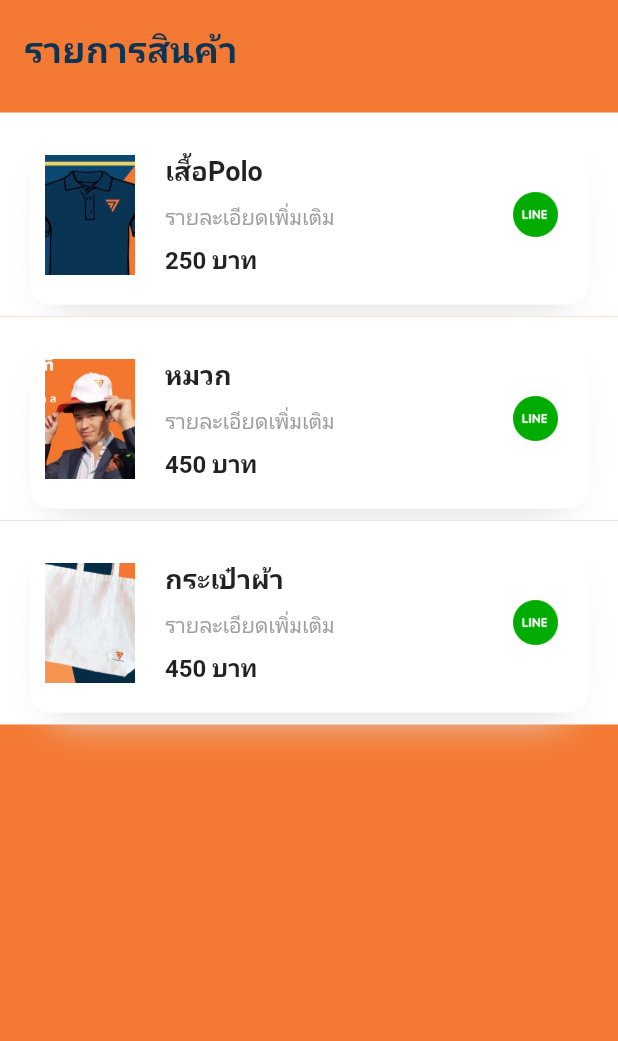
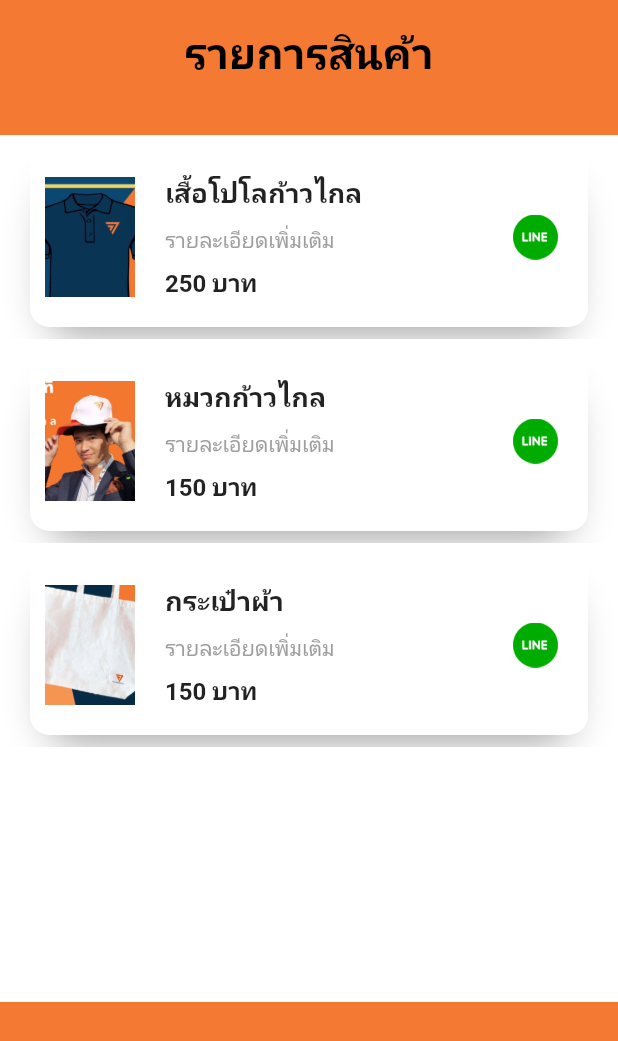
Before and after one commit to titanzti/today-moveforwardparty, a Flutter app: the Modelshop screen opened directly, on a phone screen of 412 x 824 dp. Shown: the top 1041 px of the screen. Run offline on Flutter 3.47's test engine with Material 2 defaults, Android fonts, the phone set to English and light mode, and no system bars; our stand-ins replace cached_network_image, carousel_slider, expandable_text, flutter_easyrefresh, flutter_html, flutter_icons and 12 more; accounts and stored records are empty; key blocks and very long unbroken strings in the code were emptied for the run.

Commit message:
final release

```diff
--- a/lib/screen/comment/commentlist.dart
+++ b/lib/screen/comment/commentlist.dart
@@ -405,7 +405,7 @@ class _CommentListState extends State<CommentList> {
                                 padding:
                                     const EdgeInsets.only(left: 10.0, top: 2.0),
                                 child: Container(
-                                  width: size.width * 0.45,
+                                  width: size.width * 0.25,
                                   child: Row(
                                     mainAxisAlignment:
                                         MainAxisAlignment.spaceBetween,
--- a/lib/screen/home/HomeScreen.dart
+++ b/lib/screen/home/HomeScreen.dart
@@ -1642,11 +1642,11 @@ mainAxisAlignment: MainAxisAlignment.start,
                     expandText: 'show more',
                     linkStyle:
                         TextStyle(fontSize: 14, fontWeight: FontWeight.bold),
-                    collapseText: 'show less',
+                    collapseText: '\nshow less\n',
                     prefixStyle:
                         TextStyle(fontSize: 14, fontWeight: FontWeight.bold),
                     maxLines: 5,
-                    linkColor: Colors.black,
+                    linkColor:  Color(0xffF47932),
                     onExpandedChanged: (value) => print(value),
                   ),
             SizedBox(
--- a/lib/screen/modle/Modelshop.dart
+++ b/lib/screen/modle/Modelshop.dart
@@ -5,13 +5,14 @@ import 'package:flutter/material.dart';
 import 'package:appmove/utils/testref.dart';
 import 'package:flutter/services.dart';
 import 'package:url_launcher/url_launcher.dart';
+
 class Modelshop extends StatefulWidget {
   @override
   _ModelshopState createState() => _ModelshopState();
 }
 
 class _ModelshopState extends State<Modelshop> {
-    final GlobalKey<ScaffoldState> _scaffoldKey = GlobalKey<ScaffoldState>();
+  final GlobalKey<ScaffoldState> _scaffoldKey = GlobalKey<ScaffoldState>();
 
   Container listshop(String listshop) {
     return Container(
@@ -40,8 +41,7 @@ class _ModelshopState extends State<Modelshop> {
           backgroundColor: Color(0xffF47932),
           body: SingleChildScrollView(
             child: Column(
-                                          crossAxisAlignment: CrossAxisAlignment.start,
-
+              crossAxisAlignment: CrossAxisAlignment.center,
               children: [
                 Container(
                     child: Padding(
@@ -49,26 +49,13 @@ class _ModelshopState extends State<Modelshop> {
                   child: Text(
                     'รายการสินค้า',
                     style: TextStyle(
-                      color: Color(0xff0C3455),
-                      fontSize: 24.0,
+                      color: Colors.black,
+                      fontSize: 28.0,
                       fontWeight: FontWeight.bold,
                     ),
                   ),
                 )),
-                // Container(
-                //   padding: EdgeInsets.only(left: 10),
-                //   child: Wrap(
-                //     direction: Axis.horizontal,
-                //     spacing: 20.0,
-                //     runSpacing: 10.0,
-                //     children: <Widget>[
-                //       listshop("สินค้าใหม่"),
-                //       listshop("เสื้อ"),
-                //       listshop("หมวก"),
-                //     ],
-                //   ),
-                // ),
-                SizedBox(height: 10),
+                SizedBox(height: 20),
                 Container(
                   color: Colors.white,
                   child: Padding(
@@ -85,7 +72,7 @@ class _ModelshopState extends State<Modelshop> {
                             offset: Offset(0, 17),
                             blurRadius: 23,
                             spreadRadius: -13,
-                            color: Colors.grey[300],
+                            color: Colors.black38,
                           ),
                         ],
                       ),
@@ -106,7 +93,7 @@ class _ModelshopState extends State<Modelshop> {
                               crossAxisAlignment: CrossAxisAlignment.start,
                               children: <Widget>[
                                 Text(
-                                  "เสื้อPolo",
+                                  "เสื้อโปโลก้าวไกล",
                                   style: TextStyle(
                                       fontWeight: FontWeight.bold,
                                       fontSize: 18),
@@ -182,7 +169,7 @@ class _ModelshopState extends State<Modelshop> {
                             offset: Offset(0, 17),
                             blurRadius: 23,
                             spreadRadius: -13,
-                            color: Colors.grey[300],
+                            color: Colors.black38,
                           ),
                         ],
                       ),
@@ -203,7 +190,7 @@ class _ModelshopState extends State<Modelshop> {
                               crossAxisAlignment: CrossAxisAlignment.start,
                               children: <Widget>[
                                 Text(
-                                  "หมวก",
+                                  "หมวกก้าวไกล",
                                   style: TextStyle(
                                       fontWeight: FontWeight.bold,
                                       fontSize: 18),
@@ -214,7 +201,7 @@ class _ModelshopState extends State<Modelshop> {
                                       fontSize: 14, color: Colors.grey),
                                 ),
                                 Text(
-                                  '450 บาท',
+                                  '150 บาท',
                                   style: TextStyle(
                                       fontWeight: FontWeight.bold,
                                       fontSize: 16),
@@ -227,7 +214,7 @@ class _ModelshopState extends State<Modelshop> {
                             child: SizedBox(
                               height: 30,
                               width: 30,
-                              child:InkWell(
+                              child: InkWell(
                                 onTap: () async{
                                HapticFeedback.lightImpact();
 
@@ -279,7 +266,7 @@ class _ModelshopState extends State<Modelshop> {
                             offset: Offset(0, 17),
                             blurRadius: 23,
                             spreadRadius: -13,
-                            color: Colors.grey[300],
+                            color: Colors.black38,
                           ),
                         ],
                       ),
@@ -293,8 +280,7 @@ class _ModelshopState extends State<Modelshop> {
                               fit: BoxFit.cover,
                             ),
                           ),
-                    SizedBox(width: 20),
-
+                          SizedBox(width: 20),
                           Expanded(
                             child: Column(
                               mainAxisAlignment: MainAxisAlignment.spaceEvenly,
@@ -312,7 +298,7 @@ class _ModelshopState extends State<Modelshop> {
                                       fontSize: 14, color: Colors.grey),
                                 ),
                                 Text(
-                                  '450 บาท',
+                                  '150 บาท',
                                   style: TextStyle(
                                       fontWeight: FontWeight.bold,
                                       fontSize: 16),
@@ -320,15 +306,16 @@ class _ModelshopState extends State<Modelshop> {
                               ],
                             ),
                           ),
-                         Padding(
+                          Padding(
                             padding: EdgeInsets.all(10),
                             child: SizedBox(
                               height: 30,
                               width: 30,
-                              child: InkWell(
+                              child:InkWell(
                                 onTap: () async{
                                HapticFeedback.lightImpact();
 
+                          print('กด');
                           if (Platform.isAndroid) {
                             String uri =
                                 'line://oaMessage/@mfpshop/สนใจ';
@@ -360,6 +347,10 @@ class _ModelshopState extends State<Modelshop> {
                     ),
                   ),
                 ),
+                Container(
+                  height: 170,
+                  color: Colors.white,
+                ),
               ],
             ),
           ),
```
Also changed, not shown: lib/utils/utils.dart (+5 -5 lines).
